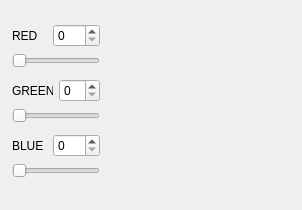
This is python/designer/RGBColorTest.ui in yougukepp/lib as Qt 5 draws it before an edit. The edited form follows.
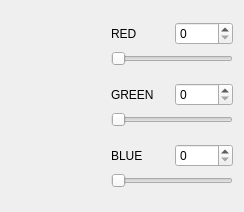
This is the edited form.

Commit message: 修改pyqt Designer布局效果

Patch:
```diff
--- a/python/designer/RGBColorTest.ui
+++ b/python/designer/RGBColorTest.ui
@@ -6,22 +6,61 @@
    <rect>
     <x>0</x>
     <y>0</y>
-    <width>302</width>
-    <height>210</height>
+    <width>244</width>
+    <height>212</height>
    </rect>
   </property>
   <property name="windowTitle">
    <string>Dialog</string>
   </property>
-  <widget class="QWidget" name="layoutWidget">
-   <property name="geometry">
-    <rect>
-     <x>12</x>
-     <y>19</y>
-     <width>88</width>
-     <height>167</height>
-    </rect>
-   </property>
+  <layout class="QHBoxLayout" name="horizontalLayout_4">
+   <item>
+    <layout class="QVBoxLayout" name="verticalLayout_5">
+     <item>
+      <spacer name="verticalSpacer">
+       <property name="orientation">
+        <enum>Qt::Vertical</enum>
+       </property>
+       <property name="sizeHint" stdset="0">
+        <size>
+         <width>20</width>
+         <height>40</height>
+        </size>
+       </property>
+      </spacer>
+     </item>
+     <item>
+      <spacer name="horizontalSpacer">
+       <property name="orientation">
+        <enum>Qt::Horizontal</enum>
+       </property>
+       <property name="sizeType">
+        <enum>QSizePolicy::Fixed</enum>
+       </property>
+       <property name="sizeHint" stdset="0">
+        <size>
+         <width>100</width>
+         <height>100</height>
+        </size>
+       </property>
+      </spacer>
+     </item>
+     <item>
+      <spacer name="verticalSpacer_2">
+       <property name="orientation">
+        <enum>Qt::Vertical</enum>
+       </property>
+       <property name="sizeHint" stdset="0">
+        <size>
+         <width>20</width>
+         <height>40</height>
+        </size>
+       </property>
+      </spacer>
+     </item>
+    </layout>
+   </item>
+   <item>
    <layout class="QVBoxLayout" name="verticalLayout_4">
     <item>
      <layout class="QVBoxLayout" name="verticalLayout">
@@ -120,7 +159,8 @@
      </layout>
     </item>
    </layout>
-  </widget>
+   </item>
+  </layout>
  </widget>
  <resources/>
  <connections>
```
Lines whose indentation alone changed are shown as unchanged. The commit also changes 1 other file.
